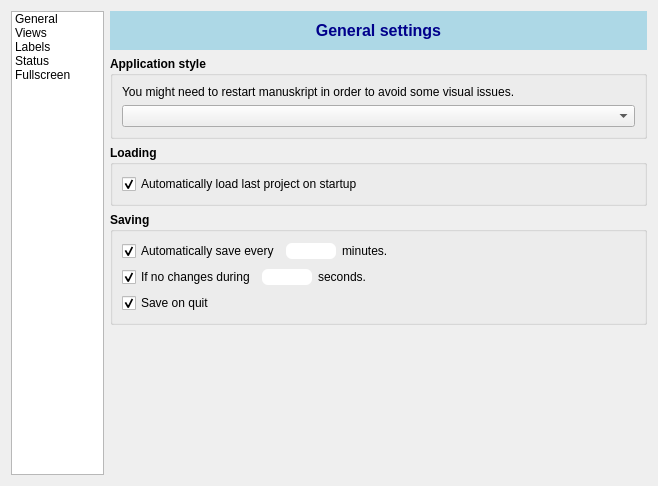
Before: the Qt Designer form src/ui/settings.ui in olivierkes/manuskript, drawn with Qt 5.
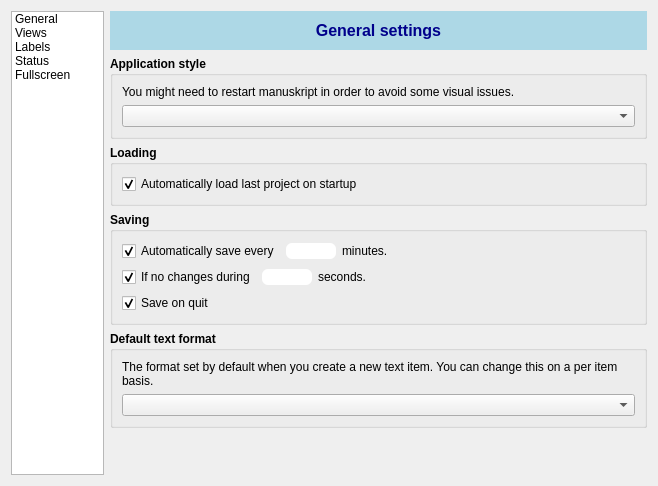
After: the same form once the commit is applied. Icons and pictures are not drawn.

Commit message: DefaultTextType is a settings

What changed in the file:
```diff
--- a/src/ui/settings.ui
+++ b/src/ui/settings.ui
@@ -347,6 +347,47 @@
          </layout>
         </widget>
        </item>
+       <item>
+        <widget class="QGroupBox" name="groupBox_11">
+         <property name="font">
+          <font>
+           <weight>75</weight>
+           <bold>true</bold>
+          </font>
+         </property>
+         <property name="title">
+          <string>Default text format</string>
+         </property>
+         <layout class="QVBoxLayout" name="verticalLayout_19">
+          <item>
+           <widget class="QLabel" name="label_35">
+            <property name="font">
+             <font>
+              <weight>50</weight>
+              <bold>false</bold>
+             </font>
+            </property>
+            <property name="text">
+             <string>The format set by default when you create a new text item. You can change this on a per item basis.</string>
+            </property>
+            <property name="wordWrap">
+             <bool>true</bool>
+            </property>
+           </widget>
+          </item>
+          <item>
+           <widget class="QComboBox" name="cmbDefaultTextType">
+            <property name="font">
+             <font>
+              <weight>50</weight>
+              <bold>false</bold>
+             </font>
+            </property>
+           </widget>
+          </item>
+         </layout>
+        </widget>
+       </item>
        <item>
         <spacer name="verticalSpacer_2">
          <property name="orientation">
```
The commit also changes 8 other files.
